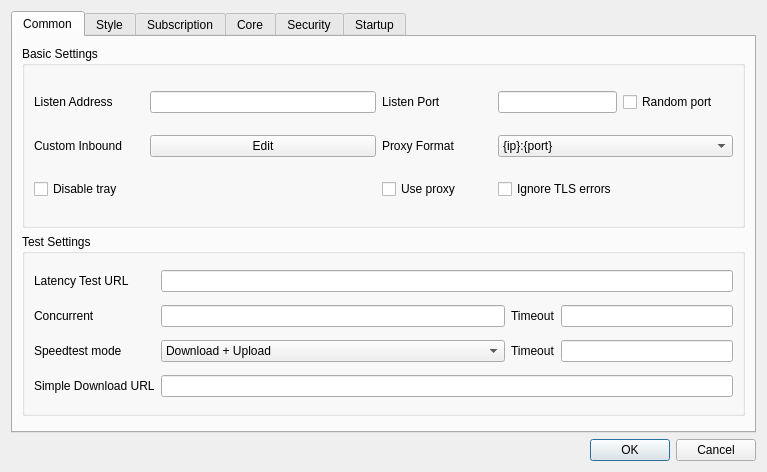
First picture: the form in include/ui/setting/dialog_basic_settings.ui, repository qr243vbi/nekobox, before the edit.
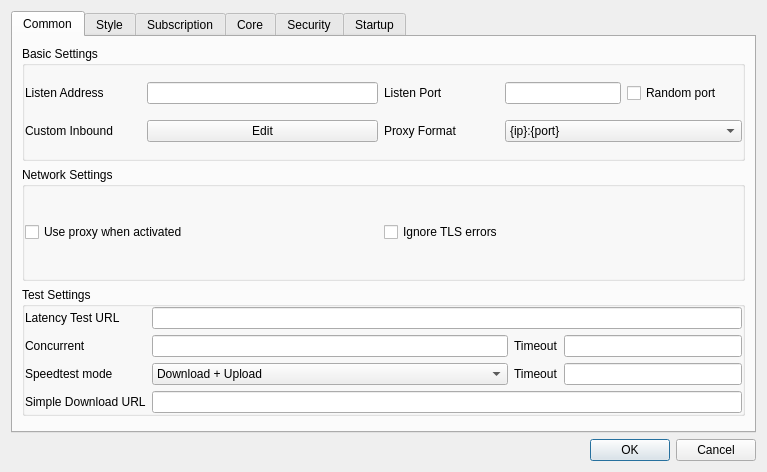
Second picture: the form after the edit. Custom widgets are drawn as their Qt base class.

Commit message: Use proxy by default if activated for network queries

Diff of the .ui file:
```diff
--- a/include/ui/setting/dialog_basic_settings.ui
+++ b/include/ui/setting/dialog_basic_settings.ui
@@ -41,57 +41,28 @@
          <property name="title">
           <string>Basic Settings</string>
          </property>
+         <property name="flat">
+          <bool>true</bool>
+         </property>
          <layout class="QGridLayout" name="gridLayout_9">
-          <item row="2" column="0">
-           <widget class="QCheckBox" name="disable_tray">
-            <property name="sizePolicy">
-             <sizepolicy hsizetype="Preferred" vsizetype="Fixed">
-              <horstretch>0</horstretch>
-              <verstretch>0</verstretch>
-             </sizepolicy>
-            </property>
-            <property name="toolTip">
-             <string>Prevents the app from minimizing to the tray when the window is closed. The app will exit instead</string>
-            </property>
-            <property name="text">
-             <string>Disable tray</string>
-            </property>
-           </widget>
-          </item>
-          <item row="0" column="4">
-           <widget class="QLineEdit" name="inbound_socks_port">
-            <property name="sizePolicy">
-             <sizepolicy hsizetype="Preferred" vsizetype="Fixed">
-              <horstretch>0</horstretch>
-              <verstretch>0</verstretch>
-             </sizepolicy>
-            </property>
-           </widget>
-          </item>
-          <item row="1" column="3">
-           <widget class="QLabel" name="proxy_scheme_l">
-            <property name="text">
-             <string>Proxy Format</string>
-            </property>
-           </widget>
-          </item>
-          <item row="1" column="1" colspan="2">
-           <widget class="QPushButton" name="custom_inbound_edit">
-            <property name="text">
-             <string>Edit</string>
-            </property>
-           </widget>
-          </item>
-          <item row="0" column="5">
-           <widget class="QCheckBox" name="random_listen_port">
-            <property name="toolTip">
-             <string>&lt;html&gt;&lt;head/&gt;&lt;body&gt;&lt;p&gt;Selects a random available port on every run&lt;/p&gt;&lt;/body&gt;&lt;/html&gt;</string>
-            </property>
-            <property name="text">
-             <string>Random port</string>
-            </property>
-           </widget>
-          </item>
+          <property name="leftMargin">
+           <number>0</number>
+          </property>
+          <property name="topMargin">
+           <number>0</number>
+          </property>
+          <property name="rightMargin">
+           <number>0</number>
+          </property>
+          <property name="bottomMargin">
+           <number>0</number>
+          </property>
+          <property name="horizontalSpacing">
+           <number>6</number>
+          </property>
+          <property name="verticalSpacing">
+           <number>0</number>
+          </property>
           <item row="1" column="4" colspan="2">
            <widget class="QComboBox" name="proxy_scheme">
             <item>
@@ -123,6 +94,13 @@
             </property>
            </widget>
           </item>
+          <item row="1" column="1" colspan="2">
+           <widget class="QPushButton" name="custom_inbound_edit">
+            <property name="text">
+             <string>Edit</string>
+            </property>
+           </widget>
+          </item>
           <item row="1" column="0">
            <widget class="QLabel" name="label_11">
             <property name="text">
@@ -133,6 +111,23 @@
           <item row="0" column="1" colspan="2">
            <widget class="QLineEdit" name="inbound_address"/>
           </item>
+          <item row="0" column="5">
+           <widget class="QCheckBox" name="random_listen_port">
+            <property name="toolTip">
+             <string>&lt;html&gt;&lt;head/&gt;&lt;body&gt;&lt;p&gt;Selects a random available port on every run&lt;/p&gt;&lt;/body&gt;&lt;/html&gt;</string>
+            </property>
+            <property name="text">
+             <string>Random port</string>
+            </property>
+           </widget>
+          </item>
+          <item row="1" column="3">
+           <widget class="QLabel" name="proxy_scheme_l">
+            <property name="text">
+             <string>Proxy Format</string>
+            </property>
+           </widget>
+          </item>
           <item row="0" column="0">
            <widget class="QLabel" name="label">
             <property name="text">
@@ -140,20 +135,57 @@
             </property>
            </widget>
           </item>
-          <item row="2" column="4">
+          <item row="0" column="4">
+           <widget class="QLineEdit" name="inbound_socks_port">
+            <property name="sizePolicy">
+             <sizepolicy hsizetype="Preferred" vsizetype="Fixed">
+              <horstretch>0</horstretch>
+              <verstretch>0</verstretch>
+             </sizepolicy>
+            </property>
+           </widget>
+          </item>
+         </layout>
+        </widget>
+       </item>
+       <item>
+        <widget class="QGroupBox" name="groupBox_3">
+         <property name="title">
+          <string>Network Settings</string>
+         </property>
+         <property name="flat">
+          <bool>true</bool>
+         </property>
+         <layout class="QHBoxLayout" name="horizontalLayout_11">
+          <property name="spacing">
+           <number>0</number>
+          </property>
+          <property name="leftMargin">
+           <number>0</number>
+          </property>
+          <property name="topMargin">
+           <number>0</number>
+          </property>
+          <property name="rightMargin">
+           <number>0</number>
+          </property>
+          <property name="bottomMargin">
+           <number>0</number>
+          </property>
+          <item>
+           <widget class="QCheckBox" name="net_use_proxy">
+            <property name="text">
+             <string>Use proxy when activated</string>
+            </property>
+           </widget>
+          </item>
+          <item>
            <widget class="QCheckBox" name="net_insecure">
             <property name="text">
              <string>Ignore TLS errors</string>
             </property>
            </widget>
           </item>
-          <item row="2" column="3">
-           <widget class="QCheckBox" name="net_use_proxy">
-            <property name="text">
-             <string>Use proxy</string>
-            </property>
-           </widget>
-          </item>
          </layout>
         </widget>
        </item>
@@ -162,7 +194,25 @@
          <property name="title">
           <string>Test Settings</string>
          </property>
+         <property name="flat">
+          <bool>true</bool>
+         </property>
          <layout class="QGridLayout" name="gridLayout_3" columnstretch="0,2,0,1">
+          <property name="leftMargin">
+           <number>0</number>
+          </property>
+          <property name="topMargin">
+           <number>0</number>
+          </property>
+          <property name="rightMargin">
+           <number>0</number>
+          </property>
+          <property name="bottomMargin">
+           <number>0</number>
+          </property>
+          <property name="verticalSpacing">
+           <number>6</number>
+          </property>
           <item row="1" column="1">
            <widget class="QLineEdit" name="test_concurrent"/>
           </item>
@@ -357,6 +407,13 @@
               </property>
              </widget>
             </item>
+            <item>
+             <widget class="QCheckBox" name="disable_tray">
+              <property name="text">
+               <string>Disable tray</string>
+              </property>
+             </widget>
+            </item>
             <item>
              <widget class="QCheckBox" name="show_sys_dns">
               <property name="text">
```
The commit also changes 6 other files.
